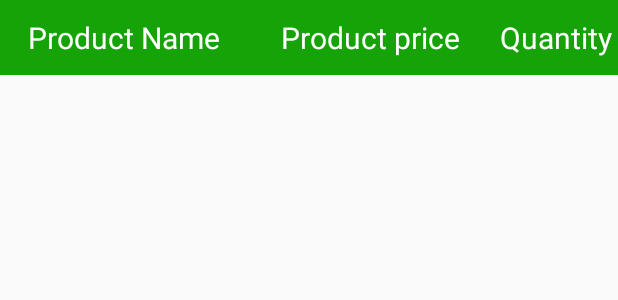
After one commit to HwaA18/KitchenKompanion, an Android app: the layout lst.xml on its own in the app's theme, with its tools: preview values and no code run, on a phone screen of 412 x 824 dp. The commit adds this screen. Shown: the top 300 px of the screen. Run offline under Robolectric (Android 15) with nearby library versions, the phone set to English and light mode, and no system bars.

Commit message:
ImprovedAddingShoppingChart

```diff
--- /dev/null
+++ b/app/src/main/res/layout/lst.xml
@@ -0,0 +1,46 @@
+<?xml version="1.0" encoding="utf-8"?>
+<LinearLayout
+    xmlns:android="http://schemas.android.com/apk/res/android"
+    android:orientation="vertical"
+    android:layout_width="match_parent"
+    android:layout_height="match_parent">
+
+    <LinearLayout
+        android:layout_width="match_parent"
+        android:layout_height="wrap_content"
+        android:background="#16a307"
+        android:orientation="horizontal">
+
+        <TextView
+            android:layout_width="0dp"
+            android:layout_height="50dp"
+            android:id="@+id/name"
+            android:textColor="#fff"
+            android:textSize="20sp"
+            android:gravity="center"
+            android:layout_weight="2"
+            android:text="Product Name"/>
+
+        <TextView
+            android:layout_width="0dp"
+            android:layout_height="50dp"
+            android:id="@+id/price"
+            android:textColor="#fff"
+            android:textSize="20sp"
+            android:gravity="center"
+            android:layout_weight="2"
+            android:text="Product price"/>
+
+        <TextView
+            android:layout_width="0dp"
+            android:layout_height="wrap_content"
+            android:id="@+id/qty"
+            android:textColor="#fff"
+            android:textSize="20sp"
+            android:gravity="center"
+            android:layout_weight="1"
+            android:text="Quantity"/>
+
+    </LinearLayout>
+
+</LinearLayout>
```
Also changed, not shown: app/src/main/java/com/example/kitchenkompanion/ChartActivity.java (+95 -1 lines), app/src/main/java/com/example/kitchenkompanion/Item.java (+11 -4 lines), app/src/main/java/com/example/kitchenkompanion/ItemAdapter.java (added, +85 -0 lines), app/src/main/res/layout/activity_chart.xml (+44 -9 lines), 157 other files.
